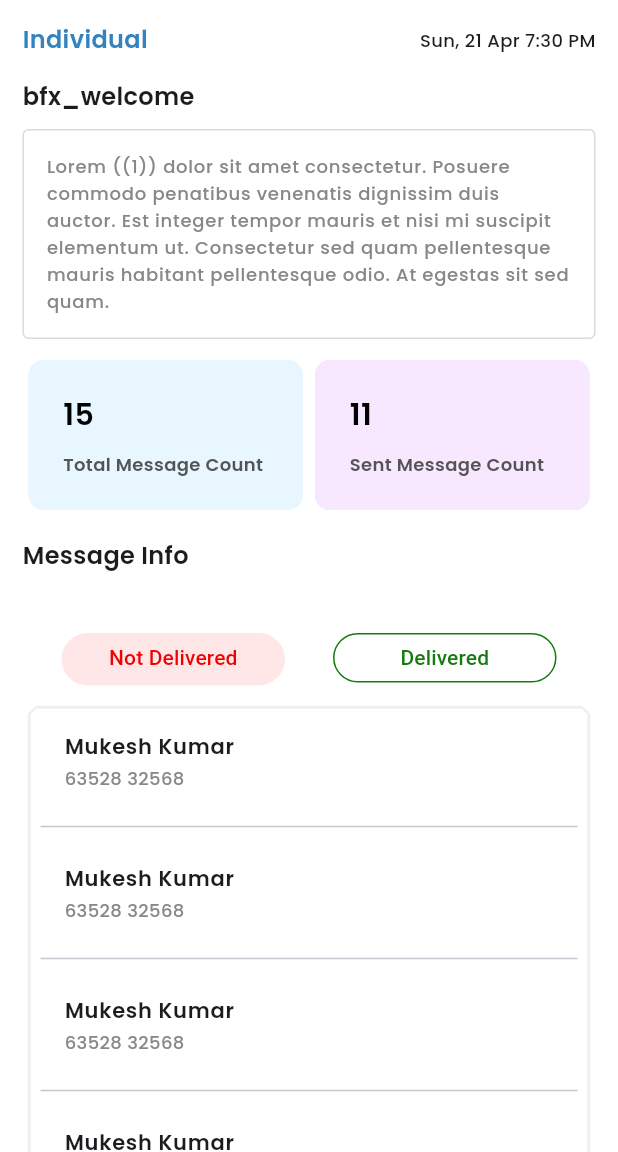
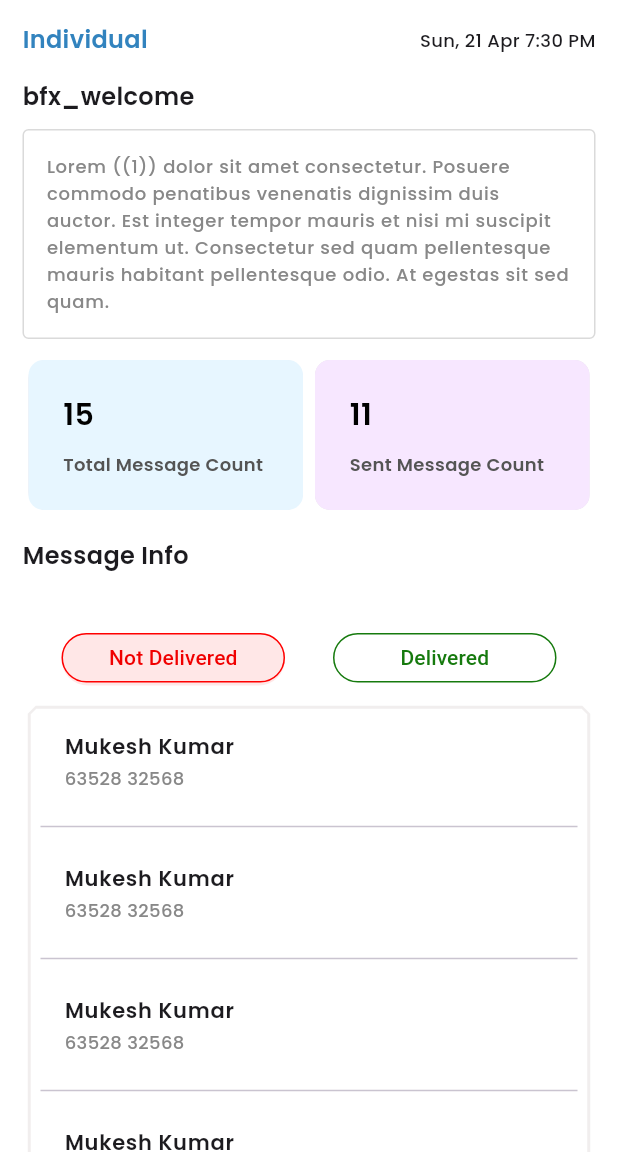
Before and after one commit to shankar-rajan-ts/whats_app_bp, a Flutter app: the MessageDetails screen opened by its route, on a phone screen of 412 x 824 dp, the part 84-1236 px from its top. Run offline on Flutter 3.47's test engine with Material 3 defaults, Android fonts, the light colour scheme and no system bars; our stand-ins replace flutter_slidable, flutter_svg, google_fonts; missing offline and left inert: custom_clippers, flutter_gradient_text.

Commit message:
Not Delivered changes

```diff
--- a/lib/screens/message_report/message_details.dart
+++ b/lib/screens/message_report/message_details.dart
@@ -234,17 +234,12 @@ class _MessageDetails extends State<MessageDetails>
                     SizedBox(
                       height: 370,
                       child: Column(
-                        // crossAxisAlignment: CrossAxisAlignment.start,
-                        // mainAxisAlignment: MainAxisAlignment.start,
                         children: [
                           Container(
                             height: 55,
-                            // width: double.infinity,
                             color: Colors.white,
                             child: TabBar(
-                              // tabAlignment: TabAlignment.start,
-                              controller:
-                                  _tabController, // Attach the controller here
+                              controller: _tabController,
                               padding: const EdgeInsets.only(
                                 top: 10,
                                 left: 10,
@@ -255,8 +250,7 @@ class _MessageDetails extends State<MessageDetails>
                               indicatorSize: TabBarIndicatorSize.label,
                               indicator: BoxDecoration(
                                 borderRadius: BorderRadius.circular(30),
-                                color: const Color(
-                                    0xFFFFE7E7), // Background color for selected tab
+                                color: const Color(0xFFFFE7E7),
                               ),
                               labelColor: const Color(0xFFF00000),
                               dividerColor: Colors.transparent,
@@ -268,8 +262,8 @@ class _MessageDetails extends State<MessageDetails>
                                       borderRadius: BorderRadius.circular(30),
                                       border: Border.all(
                                         color: _tabController.index == 0
-                                            ? Colors
-                                                .transparent // No border for selected tab
+                                            ? const Color(
+                                                0xFFFF0000) // Red border for selected tab
                                             : const Color(
                                                 0xFF167A0E), // Green border for unselected tab
                                         width: 1,
@@ -288,8 +282,8 @@ class _MessageDetails extends State<MessageDetails>
                                       borderRadius: BorderRadius.circular(30),
                                       border: Border.all(
                                         color: _tabController.index == 1
-                                            ? Colors
-                                                .transparent // No border for selected tab
+                                            ? const Color(
+                                                0xFFFF0000) // Red border for selected tab
                                             : const Color(
                                                 0xFF167A0E), // Green border for unselected tab
                                         width: 1,
@@ -314,8 +308,7 @@ class _MessageDetails extends State<MessageDetails>
                                     width: 1.0,
                                   )),
                               child: TabBarView(
-                                controller:
-                                    _tabController, // Attach controller here
+                                controller: _tabController,
                                 children: [
                                   ListView.separated(
                                     padding: const EdgeInsets.symmetric(
@@ -362,7 +355,7 @@ class _MessageDetails extends State<MessageDetails>
                           ),
                         ],
                       ),
-                    ),
+                    )
                   ],
                 ),
               ),
```
Also changed, not shown: assets/images/Framenav.svg (added), assets/images/home-nav.svg (added), assets/images/table_nav.svg (added).
